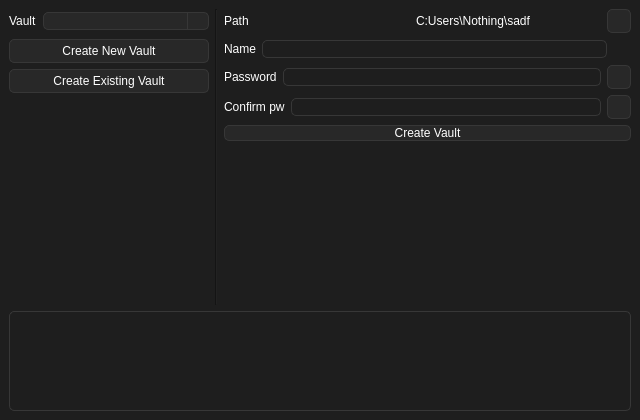
Old version of the form src/mainwindow.ui in the repository Nothing031/Vault.
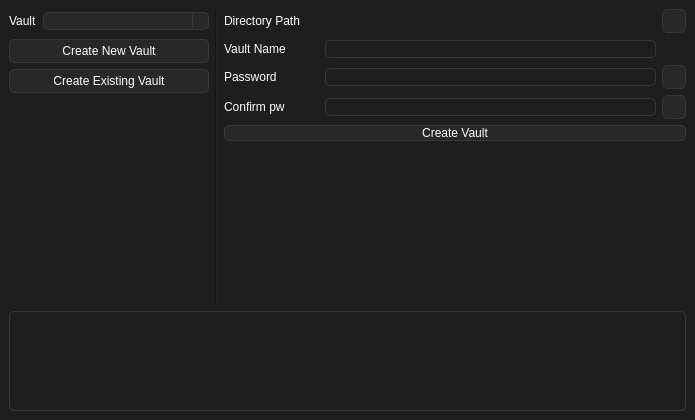
New version of the form. The open tabs and pages were chosen to show the change. Icons and pictures are not drawn.

```diff
--- a/src/mainwindow.ui
+++ b/src/mainwindow.ui
@@ -6,7 +6,7 @@
    <rect>
     <x>0</x>
     <y>0</y>
-    <width>640</width>
+    <width>695</width>
     <height>420</height>
    </rect>
   </property>
@@ -21,13 +21,20 @@
   </property>
   <property name="styleSheet">
    <string notr="true">QWidget{
-	
 	font: 100 11pt &quot;Noto Sans&quot;;
 	color: rgb(255, 255, 255);
 	background-color: rgb(30, 30, 30);
 }
 
+/* ToolTip */
+QToolTip {
+	color: rgb(255, 255, 255); 
+	background: rgb(55, 55, 55);
+	border: 1px solid rgb(70, 70, 70); 
+	border-radius: 5px;
+}
 
+/* ProgressBar */
 QProgressBar{
  	border: 1px solid rgb(55, 55, 55);
 	border-radius: 5px;
@@ -40,30 +47,34 @@
  	background-color: rgb(44, 222, 133);
 }
 
+/* Label */
 QLabel{
 border: 0px;
 /*padding-left: 0px;
 padding-right: 1px;*/
 }
 
+/* TextEdit */
 QTextEdit{
 border: 1px solid rgb(55, 55, 55);
 border-radius: 5px;
-}
 
+}
+/* LineEdit */
 QLineEdit{
 	border: 1px solid rgb(55, 55, 55);
 	border-radius: 5px;
 }
 
+/* ListView */
 QListView{
 	border: 1px solid rgb(55, 55, 55);
 	border-radius: 5px;
-	font: 9pt;
+	font: 11pt;
 	gridline-color: rgb(0, 0, 0);
 }
 
-
+/* ComboBox */
 QComboBox{
 	background-color: rgb(40, 40, 40);
 	border: 1px solid rgb(55, 55, 55);
@@ -75,12 +86,15 @@
     border-left: 1px solid rgb(55, 55, 55);
     border-top-right-radius: 5px; 
     border-bottom-right-radius: 5px;
+    subcontrol-origin: padding;
+    subcontrol-position: top right;
+    width: 15px;
 }
 QComboBox::down-arrow {
     image: url(:/icons/arrow_down.png);
 }
 
-
+/* PushButton */
 QPushButton{
 	border: 1px solid rgb(55, 55, 55);
 	border-radius: 5px;
@@ -90,7 +104,7 @@
 	background-color: rgb(30, 30, 30);
 }
 
-
+/* CheckBox */
 QCheckBox{
 	border: 1px solid rgb(55, 55, 55);
 	border-radius: 5px;
@@ -229,7 +243,7 @@
     <item row="0" column="2">
      <widget class="QStackedWidget" name="stackedWidget">
       <property name="currentIndex">
-       <number>0</number>
+       <number>2</number>
       </property>
       <widget class="QWidget" name="page_crypto">
        <layout class="QGridLayout" name="gridLayout_2">
@@ -251,6 +265,9 @@
            <layout class="QHBoxLayout" name="horizontalLayout_5">
             <item>
              <widget class="QLabel" name="vault_edit_label">
+              <property name="enabled">
+               <bool>false</bool>
+              </property>
               <property name="sizePolicy">
                <sizepolicy hsizetype="Fixed" vsizetype="Preferred">
                 <horstretch>0</horstretch>
@@ -270,12 +287,15 @@
                </size>
               </property>
               <property name="text">
-               <string>Vault Name</string>
+               <string>NAME (WIP)</string>
               </property>
              </widget>
             </item>
             <item>
              <widget class="QLineEdit" name="vault_edit_lineEdit">
+              <property name="enabled">
+               <bool>false</bool>
+              </property>
               <property name="sizePolicy">
                <sizepolicy hsizetype="Expanding" vsizetype="Fixed">
                 <horstretch>0</horstretch>
@@ -292,6 +312,9 @@
             </item>
             <item>
              <widget class="QPushButton" name="vault_edit_save_button">
+              <property name="enabled">
+               <bool>false</bool>
+              </property>
               <property name="sizePolicy">
                <sizepolicy hsizetype="Fixed" vsizetype="Fixed">
                 <horstretch>0</horstretch>
@@ -496,12 +519,32 @@
               <height>100</height>
              </size>
             </property>
+            <property name="verticalScrollBarPolicy">
+             <enum>Qt::ScrollBarPolicy::ScrollBarAlwaysOff</enum>
+            </property>
+            <property name="horizontalScrollBarPolicy">
+             <enum>Qt::ScrollBarPolicy::ScrollBarAlwaysOff</enum>
+            </property>
+            <property name="autoScrollMargin">
+             <number>16</number>
+            </property>
+            <item>
+             <property name="text">
+              <string>Accounts\somethinglikefish@gmail.com</string>
+             </property>
+            </item>
+            <item>
+             <property name="text">
+              <string>Accounts\idkwhatthisisbutmaybetheaccount@gmail.com</string>
+             </property>
+            </item>
            </widget>
           </item>
          </layout>
         </item>
        </layout>
       </widget>
+      <widget class="QWidget" name="page"/>
       <widget class="QWidget" name="page_newVault">
        <layout class="QGridLayout" name="gridLayout_5">
         <property name="leftMargin">
@@ -522,13 +565,35 @@
            <layout class="QHBoxLayout" name="horizontalLayout_8">
             <item>
              <widget class="QLabel" name="vault_new_password_label">
+              <property name="sizePolicy">
+               <sizepolicy hsizetype="Fixed" vsizetype="Fixed">
+                <horstretch>0</horstretch>
+                <verstretch>0</verstretch>
+               </sizepolicy>
+              </property>
+              <property name="minimumSize">
+               <size>
+                <width>95</width>
+                <height>0</height>
+               </size>
+              </property>
+              <property name="maximumSize">
+               <size>
+                <width>95</width>
+                <height>16777215</height>
+               </size>
+              </property>
               <property name="text">
                <string>Password</string>
               </property>
              </widget>
             </item>
             <item>
-             <widget class="QLineEdit" name="vault_new_password_lineEdit"/>
+             <widget class="QLineEdit" name="vault_new_password_lineEdit">
+              <property name="text">
+               <string/>
+              </property>
+             </widget>
             </item>
             <item>
              <widget class="QPushButton" name="vault_new_password_visible_button">
@@ -550,6 +615,11 @@
                 <height>24</height>
                </size>
               </property>
+              <property name="styleSheet">
+               <string notr="true">QPushButton::pressed{
+	background-color: rgb(40, 40, 40);
+}</string>
+              </property>
               <property name="text">
                <string/>
               </property>
@@ -558,6 +628,12 @@
                 <normaloff>:/icons/visibility_off.png</normaloff>
                 <normalon>:/icons/visibility_on.png</normalon>:/icons/visibility_off.png</iconset>
               </property>
+              <property name="checkable">
+               <bool>true</bool>
+              </property>
+              <property name="checked">
+               <bool>false</bool>
+              </property>
              </widget>
             </item>
            </layout>
@@ -579,15 +655,51 @@
            <layout class="QHBoxLayout" name="horizontalLayout_3">
             <item>
              <widget class="QLabel" name="vault_new_label">
+              <property name="sizePolicy">
+               <sizepolicy hsizetype="Fixed" vsizetype="Fixed">
+                <horstretch>0</horstretch>
+                <verstretch>0</verstretch>
+               </sizepolicy>
+              </property>
+              <property name="minimumSize">
+               <size>
+                <width>100</width>
+                <height>0</height>
+               </size>
+              </property>
+              <property name="maximumSize">
+               <size>
+                <width>100</width>
+                <height>16777215</height>
+               </size>
+              </property>
               <property name="text">
-               <string>Path</string>
+               <string>Directory Path</string>
               </property>
              </widget>
             </item>
             <item>
              <widget class="QLabel" name="vault_new_path_label">
+              <property name="mouseTracking">
+               <bool>true</bool>
+              </property>
+              <property name="toolTipDuration">
+               <number>10000</number>
+              </property>
               <property name="text">
-               <string>C:Users\Nothing\sadf</string>
+               <string/>
+              </property>
+              <property name="textFormat">
+               <enum>Qt::TextFormat::PlainText</enum>
+              </property>
+              <property name="scaledContents">
+               <bool>false</bool>
+              </property>
+              <property name="wordWrap">
+               <bool>false</bool>
+              </property>
+              <property name="textInteractionFlags">
+               <set>Qt::TextInteractionFlag::TextSelectableByMouse</set>
               </property>
              </widget>
             </item>
@@ -626,8 +738,26 @@
            <layout class="QHBoxLayout" name="horizontalLayout_4">
             <item>
              <widget class="QLabel" name="vault_new_name_label">
+              <property name="sizePolicy">
+               <sizepolicy hsizetype="Fixed" vsizetype="Fixed">
+                <horstretch>0</horstretch>
+                <verstretch>0</verstretch>
+               </sizepolicy>
+              </property>
+              <property name="minimumSize">
+               <size>
+                <width>95</width>
+                <height>0</height>
+               </size>
+              </property>
+              <property name="maximumSize">
+               <size>
+                <width>95</width>
+                <height>16777215</height>
+               </size>
+              </property>
               <property name="text">
-               <string>Name</string>
+               <string>Vault Name</string>
               </property>
              </widget>
             </item>
@@ -644,7 +774,7 @@
               </property>
               <property name="sizeHint" stdset="0">
                <size>
-                <width>24</width>
+                <width>30</width>
                 <height>20</height>
                </size>
               </property>
@@ -656,6 +786,24 @@
            <layout class="QHBoxLayout" name="horizontalLayout_9">
             <item>
              <widget class="QLabel" name="vault_new_password_confirm_label">
+              <property name="sizePolicy">
+               <sizepolicy hsizetype="Fixed" vsizetype="Fixed">
+                <horstretch>0</horstretch>
+                <verstretch>0</verstretch>
+               </sizepolicy>
+              </property>
+              <property name="minimumSize">
+               <size>
+                <width>95</width>
+                <height>0</height>
+               </size>
+              </property>
+              <property name="maximumSize">
+               <size>
+                <width>95</width>
+                <height>16777215</height>
+               </size>
+              </property>
               <property name="text">
                <string>Confirm pw</string>
               </property>
@@ -684,6 +832,11 @@
                 <height>24</height>
                </size>
               </property>
+              <property name="styleSheet">
+               <string notr="true">QPushButton::pressed{
+	background-color: rgb(40, 40, 40);
+}</string>
+              </property>
               <property name="text">
                <string/>
               </property>
@@ -692,6 +845,12 @@
                 <normaloff>:/icons/visibility_off.png</normaloff>
                 <normalon>:/icons/visibility_on.png</normalon>:/icons/visibility_off.png</iconset>
               </property>
+              <property name="checkable">
+               <bool>true</bool>
+              </property>
+              <property name="checked">
+               <bool>false</bool>
+              </property>
              </widget>
             </item>
            </layout>
```
